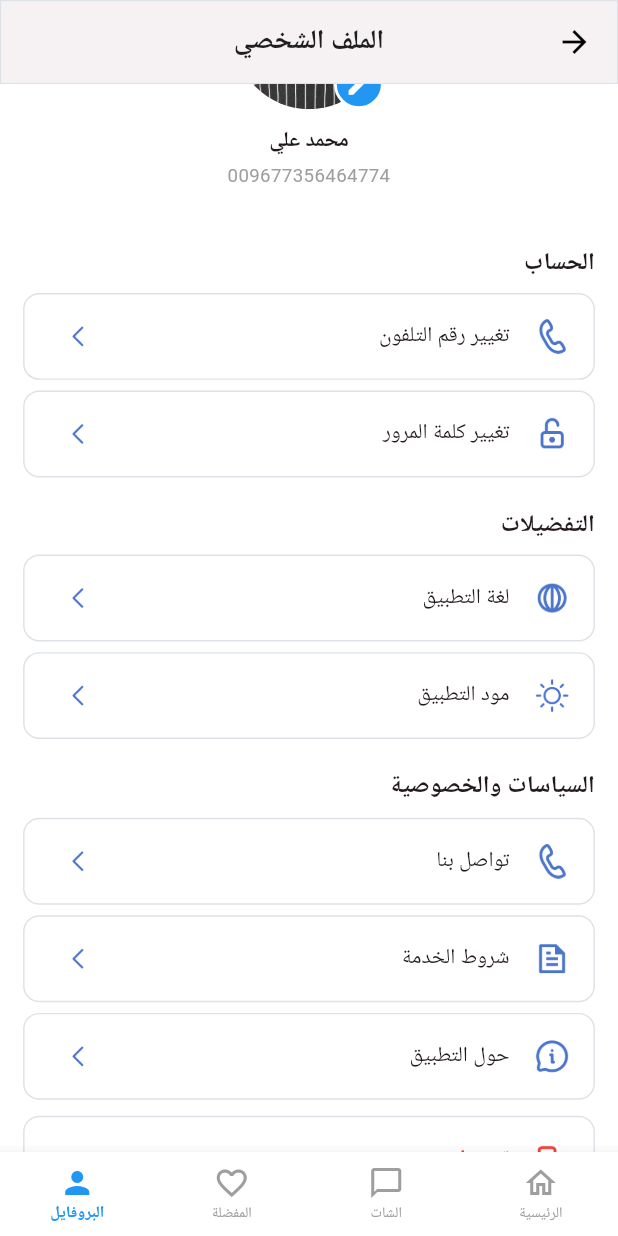
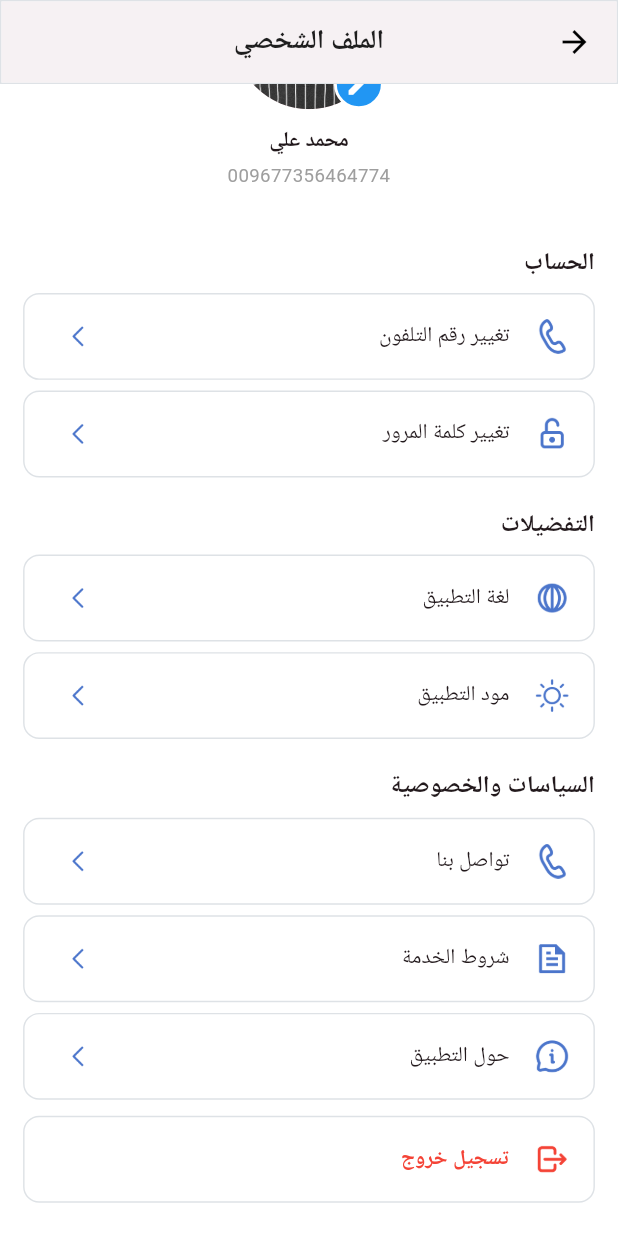
Before and after one commit to mona-alrayes/furniture_movers_project, a Flutter app: the ProfileScreen screen opened directly, scrolled down 90 dp, on a phone screen of 412 x 824 dp. Run offline on Flutter 3.47's test engine with Material 3 defaults, Android fonts, the light colour scheme and no system bars; our stand-ins replace carousel_slider, flutter_rating_bar, flutter_screenutil, flutter_svg, google_fonts, image_picker and 4 more; accounts and stored records are empty; Roboto replaces fonts that are missing (Almarai).

Commit message:
New new Link between profile pages, add a special folder for widgets

```diff
--- a/lib/core/widgets/main_layout.dart
+++ b/lib/core/widgets/main_layout.dart
@@ -4,6 +4,8 @@ import 'package:flutter_svg/flutter_svg.dart';
 
 import '../../screens/chat/chat_list_screen.dart';
 import '../../screens/home/home_screen.dart';
+import '../../screens/profile/profile_screen.dart';
+import '../../screens/favorite/favorite_screen.dart';
 
 class MainLayout extends StatefulWidget {
   const MainLayout({super.key});
@@ -15,7 +17,7 @@ class MainLayout extends StatefulWidget {
 class _MainLayoutState extends State<MainLayout> {
   int _currentIndex = 0;
 
-  final List<Widget> _screens = const [HomeScreen(), ChatListScreen()];
+  final List<Widget> _screens = const [HomeScreen(), ChatListScreen(),FavoritesScreen(),ProfileScreen()];
 
   void _onItemTapped(int index) {
     setState(() {
--- a/lib/main.dart
+++ b/lib/main.dart
@@ -1,5 +1,6 @@
 import 'package:flutter/material.dart';
 import 'package:flutter_screenutil/flutter_screenutil.dart';
+import 'package:furniture_movers_project/core/widgets/main_layout.dart';
 import 'package:furniture_movers_project/screens/furniture_moving/furniture_moving.dart';
 import 'screens/splash/splash_screen.dart';
 import 'screens/splash/onboarding1_screen.dart';
@@ -41,7 +42,7 @@ class MyApp extends StatelessWidget {
           initialRoute: '/splash',
           routes: {
             '/login': (_) => const LoginScreen(),
-            '/home': (_) => const HomeScreen(),
+            '/home': (_) => const MainLayout(),
             '/signUp': (_) => const SignUpScreen(),
             '/forgetPassword': (_) => const ForgetPasswordScreen(),
             '/restPassword': (_) => const RestPasswordScreen(),
@@ -52,6 +53,7 @@ class MyApp extends StatelessWidget {
             '/onboarding3': (_) => const OnboardingScreen3(),
             '/chat': (_) => const ChatListScreen(),
             '/TermsAndConditions': (_) => const TermsConditionsScreen(),
+            '/profile':(_) => const ProfileScreen(),
 
           },
         );
--- a/lib/screens/profile/profile_screen.dart
+++ b/lib/screens/profile/profile_screen.dart
@@ -1,13 +1,20 @@
 import 'dart:io';
 import 'package:flutter/material.dart';
 import 'package:flutter_screenutil/flutter_screenutil.dart';
+import 'package:furniture_movers_project/core/theme/colors.dart';
+import 'package:furniture_movers_project/core/theme/fonts.dart';
 import 'controllers/profile_controller.dart';
 import 'models/profile_action.dart';
-import 'package:furniture_movers_project/core/theme/colors.dart';
-import 'package:furniture_movers_project/core/theme/fonts.dart';
+import 'app_mode_screen.dart';
 import 'app_language_screen.dart';
-import 'app_mode_screen.dart';
+import 'about_app_screen.dart';
+import 'contact_us_screen.dart';
+import 'terms_conditions_screen.dart';
+import 'package:furniture_movers_project/screens/auth/reset_password_screen.dart';
 import 'models/error_log_out.dart';
+import 'widgets/profile_header.dart';
+import 'widgets/profile_tile.dart';
+import 'widgets/logout_button.dart';
 
 class ProfileScreen extends StatefulWidget {
   const ProfileScreen({Key? key}) : super(key: key);
@@ -18,8 +25,8 @@ class ProfileScreen extends StatefulWidget {
 
 class _ProfileScreenState extends State<ProfileScreen> {
   late final ProfileController controller;
-  late final VoidCallback _controllerListener; // للاستخدام في removeListener
-  int _currentIndex = 3;
+  late final VoidCallback _controllerListener;
+  //int _currentIndex = 3;
 
   @override
   void initState() {
@@ -64,8 +71,30 @@ class _ProfileScreenState extends State<ProfileScreen> {
       builder: (_) => const LogoutDialog(),
     );
   }
-
-
+  void _openAboutAppScreen() {
+    showDialog(
+      context: context,
+      builder: (_) => const AboutAppScreen(),
+    );
+  }
+  void _openContactUsScreen() {
+    showDialog(
+      context: context,
+      builder: (_) => const ContactUsScreen(),
+    );
+  }
+  void _openTermsConditionsScreen() {
+    showDialog(
+      context: context,
+      builder: (_) => const TermsConditionsScreen(),
+    );
+  }
+  void _openRestPasswordScreen() {
+    showDialog(
+      context: context,
+      builder: (_) => const RestPasswordScreen(),
+    );
+  }
   // ---------------------------------------------------------------------------
   // توزيع الأفعال حسب ProfileAction
   // ---------------------------------------------------------------------------
@@ -75,7 +104,7 @@ class _ProfileScreenState extends State<ProfileScreen> {
         controller.changePhone();
         break;
       case ProfileAction.changePassword:
-        controller.changePassword();
+        _openRestPasswordScreen();
         break;
       case ProfileAction.changeLanguage:
         _openLanguageScreen(); // الملاحة من الـ UI
@@ -84,13 +113,13 @@ class _ProfileScreenState extends State<ProfileScreen> {
         _openModeScreen();
         break;
       case ProfileAction.contactUs:
-        controller.contactUs();
+        _openContactUsScreen();
         break;
       case ProfileAction.showTerms:
-        controller.showTerms();
+        _openTermsConditionsScreen();
         break;
       case ProfileAction.showAbout:
-        controller.showAbout();
+        _openAboutAppScreen();
         break;
       case ProfileAction.logout:
         _showLogoutDialog();
@@ -116,7 +145,8 @@ class _ProfileScreenState extends State<ProfileScreen> {
               backgroundColor: Colors.white,
               elevation: 0,
               centerTitle: true,
-              title: Text('الملف الشخصي', style: AppFonts.appBarFont.copyWith(fontSize: 20.sp)),
+              title: Text('الملف الشخصي',
+                  style: AppFonts.appBarFont.copyWith(fontSize: 20.sp)),
               iconTheme: const IconThemeData(color: Colors.black),
             ),
           ),
@@ -127,145 +157,40 @@ class _ProfileScreenState extends State<ProfileScreen> {
           child: Column(
             children: [
               SizedBox(height: 8.h),
-              _buildProfileHeader(),
+              ProfileHeader(
+                profileImage: controller.profileImage,
+                name: controller.name,
+                phone: controller.phone,
+                onEdit: controller.pickImage,
+              ),
               SizedBox(height: 24.h),
-              ...controller.sections.map(_buildSection).toList(),
-              SizedBox(height: 8.h),
-              _logoutButton(),
-              SizedBox(height: 25.h),
-            ],
-          ),
-        ),
-        bottomNavigationBar: _buildBottomNavigationBar(),
-      ),
-    );
-  }
-
-  Widget _buildProfileHeader() {
-    return Column(
-      children: [
-        Stack(
-          alignment: Alignment.bottomLeft,
-          children: [
-            CircleAvatar(
-              radius: 56.r,
-              backgroundImage: controller.profileImage != null
-                  ? FileImage(controller.profileImage!)
-                  : const AssetImage('assets/images/default_user.jpg') as ImageProvider,
-            ),
-            Positioned(
-              bottom: 0,
-              right: 0,
-              child: GestureDetector(
-                onTap: () => controller.pickImage(),
-                child: Container(
-                  decoration: BoxDecoration(
-                    color: Colors.blue,
-                    shape: BoxShape.circle,
-                    border: Border.all(color: Colors.white, width: 2.w),
-                  ),
-                  padding: EdgeInsets.all(6.w),
-                  child: Icon(Icons.edit, color: Colors.white, size: 20.sp),
-                ),
-              ),
-            ),
-          ],
-        ),
-        SizedBox(height: 12.h),
-        Text(controller.name, style: TextStyle(fontSize: 16.sp, fontWeight: FontWeight.w700)),
-        SizedBox(height: 4.h),
-        Text(controller.phone, style: TextStyle(fontSize: 14.sp, color: Colors.grey)),
-      ],
-    );
-  }
-
-  Widget _buildSection(ProfileMenuSection section) {
+              ...controller.sections.map((section) {
                 return Column(
                   crossAxisAlignment: CrossAxisAlignment.start,
                   children: [
                     Padding(
                       padding: EdgeInsets.fromLTRB(16.w, 18.h, 16.w, 6.h),
-          child: Text(section.title, style: TextStyle(fontSize: 18.sp, fontWeight: FontWeight.bold)),
+                      child: Text(section.title,
+                          style: TextStyle(
+                              fontSize: 18.sp,
+                              fontWeight: FontWeight.bold)),
                     ),
-        ...section.items.map(
-              (item) => _profileTile(
+                    ...section.items.map((item) => ProfileTile(
                       icon: item.iconPath,
                       text: item.label,
                       onTap: () => _handleAction(item.action),
+                    )),
+                  ],
+                );
+              }).toList(),
+              SizedBox(height: 8.h),
+              LogoutButton(onTap: () => _handleAction(ProfileAction.logout)),
+              SizedBox(height: 25.h),
+            ],
           ),
         ),
-      ],
-    );
-  }
-
-  Widget _profileTile({required String icon, required String text, required VoidCallback onTap}) {
-    return Padding(
-      padding: EdgeInsets.symmetric(horizontal: 16.w, vertical: 4.h),
-      child: Container(
-        decoration: BoxDecoration(
-          color: Colors.white,
-          borderRadius: BorderRadius.circular(12.r),
-          border: Border.all(color: AppColors.regularGrey, width: 1.w),
-        ),
-        child: ListTile(
-          leading: Image.asset(icon, width: 24.w, height: 24.w),
-          title: Text(text, style: TextStyle(fontSize: 16.sp)),
-          trailing: Image.asset(
-            'assets/icons/chevron-left.png',
-            width: 24.w,
-            height: 24.w,
-            color: AppColors.primary,
-          ),
-          onTap: onTap,
-        ),
+       // bottomNavigationBar: _buildBottomNavigationBar(),
       ),
     );
   }
-
-  Widget _logoutButton() {
-    return Padding(
-      padding: EdgeInsets.symmetric(horizontal: 16.w),
-      child: Container(
-        decoration: BoxDecoration(
-          color: Colors.white,
-          borderRadius: BorderRadius.circular(12.r),
-          border: Border.all(color: AppColors.regularGrey, width: 1.w),
-        ),
-        child: ListTile(
-          leading: Image.asset(
-            'assets/icons/logout.png',
-            width: 24.w,
-            height: 24.w,
-            color: Colors.red,
-          ),
-          title: Text(
-            'تسجيل خروج',
-            style: TextStyle(color: Colors.red, fontWeight: FontWeight.bold, fontSize: 16.sp),
-          ),
-          onTap: () => _handleAction(ProfileAction.logout),
-        ),
-      ),
-    );
 }
-
-  Widget _buildBottomNavigationBar() {
-    return BottomNavigationBar(
-      backgroundColor: AppColors.white,
-      type: BottomNavigationBarType.fixed,
-      currentIndex: _currentIndex,
-      onTap: (index) {
-        setState(() => _currentIndex = index);
-      },
-      selectedItemColor: Colors.blue,
-      unselectedItemColor: Colors.grey,
-      selectedLabelStyle: TextStyle(fontWeight: FontWeight.bold, fontSize: 12.sp),
-      unselectedLabelStyle: TextStyle(fontSize: 11.sp),
-      items: const [
-        BottomNavigationBarItem(icon: Icon(Icons.home_outlined), activeIcon: Icon(Icons.home), label: 'الرئيسية'),
-        BottomNavigationBarItem(icon: Icon(Icons.chat_bubble_outline_outlined), activeIcon: Icon(Icons.receipt_long), label: 'الشات'),
-        BottomNavigationBarItem(icon: Icon(Icons.favorite_border), activeIcon: Icon(Icons.favorite), label: 'المفضلة'),
-        BottomNavigationBarItem(icon: Icon(Icons.person_outline), activeIcon: Icon(Icons.person), label: 'البروفايل'),
-      ],
-    );
-  }
-}
--- a/lib/screens/profile/widgets/logout_button.dart
+++ b/lib/screens/profile/widgets/logout_button.dart
@@ -0,0 +1,36 @@
+import 'package:flutter/material.dart';
+import 'package:flutter_screenutil/flutter_screenutil.dart';
+import 'package:furniture_movers_project/core/theme/colors.dart';
+
+class LogoutButton extends StatelessWidget {
+  final VoidCallback onTap;
+
+  const LogoutButton({Key? key, required this.onTap}) : super(key: key);
+
+  @override
+  Widget build(BuildContext context) {
+    return Padding(
+      padding: EdgeInsets.symmetric(horizontal: 16.w),
+      child: Container(
+        decoration: BoxDecoration(
+          color: Colors.white,
+          borderRadius: BorderRadius.circular(12.r),
+          border: Border.all(color: AppColors.regularGrey, width: 1.w),
+        ),
+        child: ListTile(
+          leading: Image.asset(
+            'assets/icons/logout.png',
+            width: 24.w,
+            height: 24.w,
+            color: Colors.red,
+          ),
+          title: Text(
+            'تسجيل خروج',
+            style: TextStyle(color: Colors.red, fontWeight: FontWeight.bold, fontSize: 16.sp),
+          ),
+          onTap: onTap,
+        ),
+      ),
+    );
+  }
+}
--- a/lib/screens/profile/widgets/profile_header.dart
+++ b/lib/screens/profile/widgets/profile_header.dart
@@ -0,0 +1,57 @@
+import 'dart:io';
+import 'package:flutter/material.dart';
+import 'package:flutter_screenutil/flutter_screenutil.dart';
+
+class ProfileHeader extends StatelessWidget {
+  final File? profileImage;
+  final String name;
+  final String phone;
+  final VoidCallback onEdit;
+
+  const ProfileHeader({
+    Key? key,
+    required this.profileImage,
+    required this.name,
+    required this.phone,
+    required this.onEdit,
+  }) : super(key: key);
+
+  @override
+  Widget build(BuildContext context) {
+    return Column(
+      children: [
+        Stack(
+          alignment: Alignment.bottomLeft,
+          children: [
+            CircleAvatar(
+              radius: 56.r,
+              backgroundImage: profileImage != null
+                  ? FileImage(profileImage!)
+                  : const AssetImage('assets/images/default_user.jpg') as ImageProvider,
+            ),
+            Positioned(
+              bottom: 0,
+              right: 0,
+              child: GestureDetector(
+                onTap: onEdit,
+                child: Container(
+                  decoration: BoxDecoration(
+                    color: Colors.blue,
+                    shape: BoxShape.circle,
+                    border: Border.all(color: Colors.white, width: 2.w),
+                  ),
+                  padding: EdgeInsets.all(6.w),
+                  child: Icon(Icons.edit, color: Colors.white, size: 20.sp),
+                ),
+              ),
+            ),
+          ],
+        ),
+        SizedBox(height: 12.h),
+        Text(name, style: TextStyle(fontSize: 16.sp, fontWeight: FontWeight.w700)),
+        SizedBox(height: 4.h),
+        Text(phone, style: TextStyle(fontSize: 14.sp, color: Colors.grey)),
+      ],
+    );
+  }
+}
--- a/lib/screens/profile/widgets/profile_tile.dart
+++ b/lib/screens/profile/widgets/profile_tile.dart
@@ -0,0 +1,41 @@
+import 'package:flutter/material.dart';
+import 'package:flutter_screenutil/flutter_screenutil.dart';
+import 'package:furniture_movers_project/core/theme/colors.dart';
+
+class ProfileTile extends StatelessWidget {
+  final String icon;
+  final String text;
+  final VoidCallback onTap;
+
+  const ProfileTile({
+    Key? key,
+    required this.icon,
+    required this.text,
+    required this.onTap,
+  }) : super(key: key);
+
+  @override
+  Widget build(BuildContext context) {
+    return Padding(
+      padding: EdgeInsets.symmetric(horizontal: 16.w, vertical: 4.h),
+      child: Container(
+        decoration: BoxDecoration(
+          color: Colors.white,
+          borderRadius: BorderRadius.circular(12.r),
+          border: Border.all(color: AppColors.regularGrey, width: 1.w),
+        ),
+        child: ListTile(
+          leading: Image.asset(icon, width: 24.w, height: 24.w),
+          title: Text(text, style: TextStyle(fontSize: 16.sp)),
+          trailing: Image.asset(
+            'assets/icons/chevron-left.png',
+            width: 24.w,
+            height: 24.w,
+            color: AppColors.primary,
+          ),
+          onTap: onTap,
+        ),
+      ),
+    );
+  }
+}
```
Also changed, not shown: lib/screens/favorite/favorite_screen.dart (+12 -0 lines), pubspec.lock, 4 other files. Lines whose indentation alone changed are shown as unchanged.
